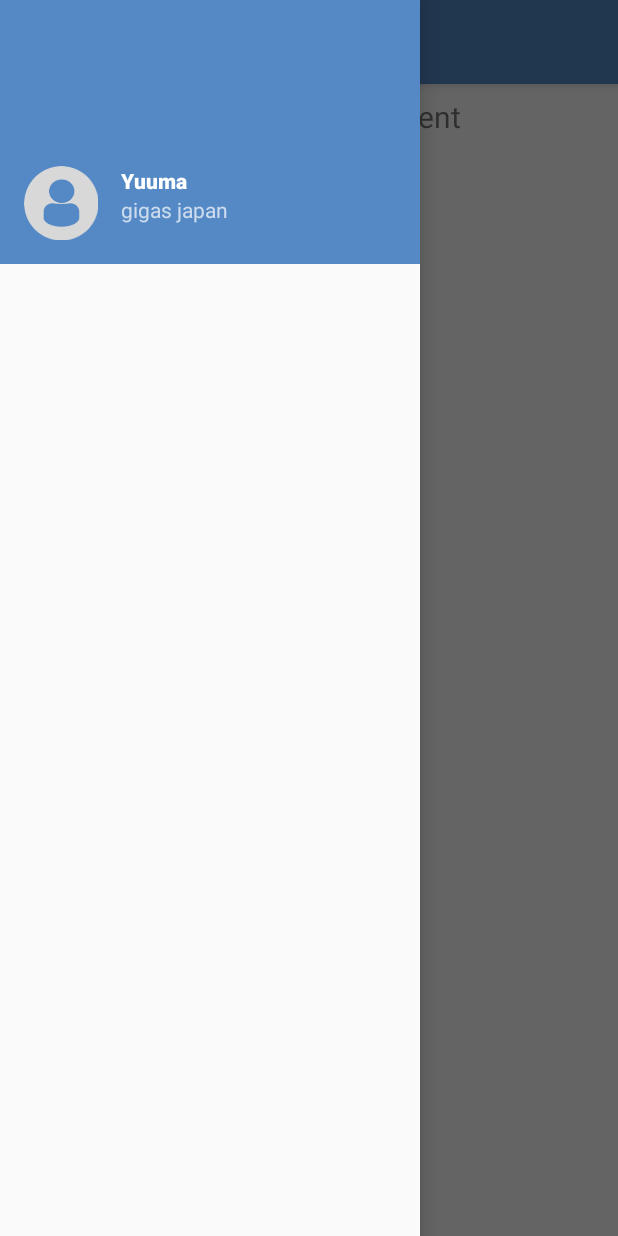
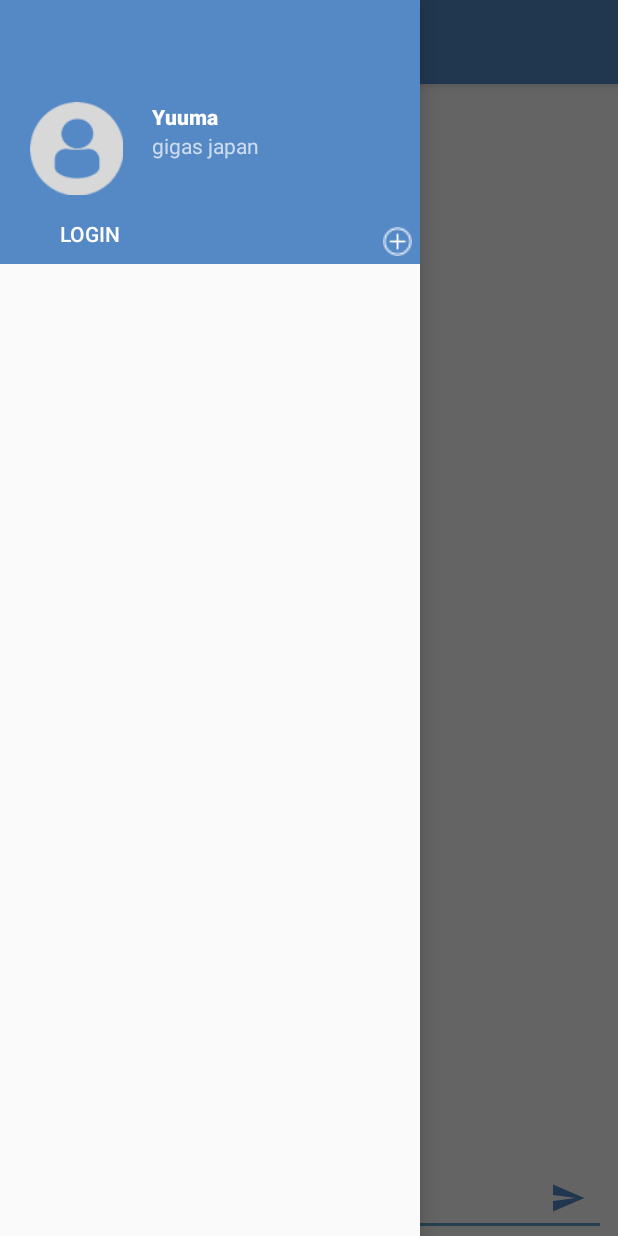
Before and after one commit to HlaingTinHtun/Chat_App_Kotlin, an Android app: the screen it shows after launch (MainActivity), with the side drawer open, on a phone screen of 412 x 824 dp. Run offline under Robolectric (Android 15) with nearby library versions, the phone set to English and light mode, and no system bars; our stand-ins replace navigation-ui.

Commit message:
setting up necessary layouts.

```diff
--- a/app/src/main/java/com/example/guri/MainActivity.kt
+++ b/app/src/main/java/com/example/guri/MainActivity.kt
@@ -13,6 +13,7 @@ import com.google.android.material.navigation.NavigationView
 import androidx.appcompat.app.AppCompatActivity
 import androidx.appcompat.widget.Toolbar
 import android.view.Menu
+import android.view.View
 
 class MainActivity : AppCompatActivity() {
 
@@ -43,4 +44,16 @@ class MainActivity : AppCompatActivity() {
         val navController = findNavController(R.id.nav_host_fragment)
         return navController.navigateUp(appBarConfiguration) || super.onSupportNavigateUp()
     }
+
+    fun loginBtnNavClicked(view: View){
+
+    }
+
+    fun addChannelBtnClicked(view: View){
+
+    }
+
+    fun sendMessageBtnClicked(view: View){
+
+    }
 }
--- a/app/src/main/java/com/example/guri/ui/home/HomeViewModel.kt
+++ b/app/src/main/java/com/example/guri/ui/home/HomeViewModel.kt
@@ -7,7 +7,7 @@ import androidx.lifecycle.ViewModel
 class HomeViewModel : ViewModel() {
 
     private val _text = MutableLiveData<String>().apply {
-        value = "This is home Fragment"
+//        value = "This is home Fragment"
     }
     val text: LiveData<String> = _text
 }
--- a/app/src/main/res/layout/content_main.xml
+++ b/app/src/main/res/layout/content_main.xml
@@ -13,8 +13,56 @@
         android:layout_width="match_parent"
         android:layout_height="match_parent"
         app:defaultNavHost="true"
+        app:layout_constraintHorizontal_bias="0.0"
         app:layout_constraintLeft_toLeftOf="parent"
         app:layout_constraintRight_toRightOf="parent"
         app:layout_constraintTop_toTopOf="parent"
         app:navGraph="@navigation/mobile_navigation" />
+
+    <TextView
+        android:id="@+id/mainChannelName"
+        android:layout_width="0dp"
+        android:layout_height="wrap_content"
+        android:layout_marginTop="8dp"
+        android:text="Please Log In"
+        android:textAlignment="center"
+        app:layout_constraintEnd_toEndOf="parent"
+        app:layout_constraintStart_toStartOf="parent"
+        app:layout_constraintTop_toTopOf="@+id/nav_host_fragment" />
+
+    <EditText
+        android:id="@+id/messageTextField"
+        android:layout_width="0dp"
+        android:layout_height="wrap_content"
+        android:layout_marginStart="8dp"
+        android:layout_marginEnd="8dp"
+        android:ems="10"
+        android:gravity="start|top"
+        android:hint="message:"
+        android:inputType="textMultiLine"
+        app:layout_constraintBottom_toBottomOf="parent"
+        app:layout_constraintEnd_toEndOf="parent"
+        app:layout_constraintStart_toStartOf="parent" />
+
+    <ImageButton
+        android:id="@+id/sendMessageBtn"
+        android:layout_width="35dp"
+        android:layout_height="35dp"
+        android:layout_marginEnd="8dp"
+        android:layout_marginBottom="8dp"
+        android:background="@android:color/transparent"
+        android:onClick="sendMessageBtnClicked"
+        android:tint="@color/colorPrimary"
+        app:layout_constraintBottom_toBottomOf="parent"
+        app:layout_constraintEnd_toEndOf="@+id/messageTextField"
+        app:srcCompat="@drawable/ic_menu_send" />
+
+    <androidx.recyclerview.widget.RecyclerView
+        android:id="@+id/messageListView"
+        android:layout_width="0dp"
+        android:layout_height="0dp"
+        app:layout_constraintBottom_toTopOf="@+id/messageTextField"
+        app:layout_constraintEnd_toEndOf="parent"
+        app:layout_constraintStart_toStartOf="parent"
+        app:layout_constraintTop_toBottomOf="@+id/mainChannelName" />
 </androidx.constraintlayout.widget.ConstraintLayout>
--- a/app/src/main/res/layout/nav_header_main.xml
+++ b/app/src/main/res/layout/nav_header_main.xml
@@ -10,19 +10,19 @@
     android:theme="@style/ThemeOverlay.AppCompat.Dark">
 
     <ImageView
-        android:id="@+id/imageView"
-        android:layout_width="wrap_content"
-        android:layout_height="wrap_content"
+        android:id="@+id/userImageNavHeader"
+        android:layout_width="70dp"
+        android:layout_height="70dp"
         android:layout_marginStart="16dp"
-        android:layout_marginBottom="16dp"
+        android:layout_marginBottom="10dp"
         android:contentDescription="@string/nav_header_desc"
         android:paddingTop="@dimen/nav_header_vertical_spacing"
-        app:layout_constraintBottom_toBottomOf="parent"
+        app:layout_constraintBottom_toTopOf="@+id/loginBtnNavHeader"
         app:layout_constraintStart_toStartOf="parent"
         app:srcCompat="@drawable/profiledefault" />
 
     <TextView
-        android:id="@+id/textView2"
+        android:id="@+id/userNameNavHeader"
         android:layout_width="wrap_content"
         android:layout_height="wrap_content"
         android:layout_marginStart="15dp"
@@ -30,16 +30,40 @@
         android:paddingTop="@dimen/nav_header_vertical_spacing"
         android:text="Yuuma"
         android:textAppearance="@style/TextAppearance.AppCompat.Body1"
-        app:layout_constraintStart_toEndOf="@+id/imageView"
-        app:layout_constraintTop_toTopOf="@+id/imageView" />
+        app:layout_constraintStart_toEndOf="@+id/userImageNavHeader"
+        app:layout_constraintTop_toTopOf="@+id/userImageNavHeader" />
 
     <TextView
-        android:id="@+id/textView"
+        android:id="@+id/userEmailNavHeader"
         android:layout_width="wrap_content"
         android:layout_height="wrap_content"
         android:layout_marginStart="15dp"
         android:text="gigas japan"
-        app:layout_constraintStart_toEndOf="@+id/imageView"
-        app:layout_constraintTop_toBottomOf="@+id/textView2" />
+        app:layout_constraintStart_toEndOf="@+id/userImageNavHeader"
+        app:layout_constraintTop_toBottomOf="@+id/userNameNavHeader" />
+
+    <Button
+        android:id="@+id/loginBtnNavHeader"
+        android:layout_width="wrap_content"
+        android:layout_height="32dp"
+        android:layout_marginStart="16dp"
+        android:layout_marginBottom="4dp"
+        android:background="@android:color/transparent"
+        android:onClick="loginBtnNavClicked"
+        android:text="LOGIN"
+        app:layout_constraintBottom_toBottomOf="parent"
+        app:layout_constraintStart_toStartOf="parent" />
+
+    <ImageButton
+        android:id="@+id/addChannelBtn"
+        android:layout_width="30dp"
+        android:layout_height="30dp"
+        android:background="@android:color/transparent"
+        android:onClick="addChannelBtnClicked"
+        android:padding="5dp"
+        android:scaleType="fitXY"
+        app:layout_constraintBottom_toBottomOf="parent"
+        app:layout_constraintEnd_toEndOf="parent"
+        app:srcCompat="@drawable/addchannelbutton" />
 
 </androidx.constraintlayout.widget.ConstraintLayout>
```
